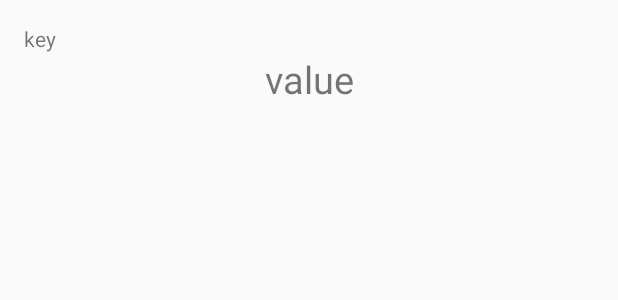
After one commit to TatsuyaYamamoto/deviceman-android, an Android app: the layout listitem_select_user.xml on its own in the app's theme, with its tools: preview values and no code run, on a phone screen of 412 x 824 dp. The commit adds this screen. Shown: the top 300 px of the screen. Run offline under Robolectric (Android 15) with nearby library versions, the phone set to English and light mode, and no system bars.

Commit message:
change a way selecting user id. add UserSelectactivity

```diff
--- a/app/src/main/AndroidManifest.xml
+++ b/app/src/main/AndroidManifest.xml
@@ -24,6 +24,9 @@
             </intent-filter>
         </activity>
 
+        <activity android:name=".SelectUserActivity"
+            android:label="Select User"/>
+
         <activity android:name=".SelectOperationActivity"
                   android:label="Select Operation"/>
 
--- a/app/src/main/res/layout/activity_main.xml
+++ b/app/src/main/res/layout/activity_main.xml
@@ -33,14 +33,12 @@
         </android.support.design.widget.CollapsingToolbarLayout>
     </android.support.design.widget.AppBarLayout>
 
-    <include layout="@layout/content_main"/>
-
     <android.support.design.widget.FloatingActionButton
         android:id="@+id/fab"
         android:layout_width="wrap_content"
         android:layout_height="wrap_content"
         android:layout_gravity="bottom|end"
         android:layout_margin="@dimen/fab_margin"
-        android:src="@android:drawable/ic_menu_camera"/>
+        android:src="@android:drawable/ic_search_category_default"/>
 
 </android.support.design.widget.CoordinatorLayout>
--- /dev/null
+++ b/app/src/main/res/layout/listitem_select_user.xml
@@ -0,0 +1,23 @@
+<?xml version="1.0" encoding="utf-8"?>
+<LinearLayout
+    xmlns:android="http://schemas.android.com/apk/res/android"
+    android:layout_width="match_parent"
+    android:layout_height="match_parent"
+    android:layout_margin="@dimen/fab_margin"
+    android:orientation="vertical">
+
+    <TextView
+        android:id="@+id/text_listitem_select_user_key"
+        android:layout_width="match_parent"
+        android:layout_height="wrap_content"
+        android:text="key"/>
+
+    <TextView
+        android:id="@+id/text_listitem_select_user_value"
+        android:layout_width="match_parent"
+        android:layout_height="wrap_content"
+        android:text="value"
+        android:gravity="center"
+        android:textSize="@dimen/test_size_medium"/>
+
+</LinearLayout>
```
Also changed, not shown: app/src/main/java/jp/co/fujixerox/deviceman/MainActivity.java (+5 -2 lines), app/src/main/java/jp/co/fujixerox/deviceman/SelectUserActivity.java (added, +122 -0 lines), app/src/main/res/layout/activity_select_user.xml (added, +14 -0 lines), app/src/main/res/layout/content_main.xml (deleted, +0 -19 lines), app/src/main/res/values/strings.xml (+0 -22 lines).
